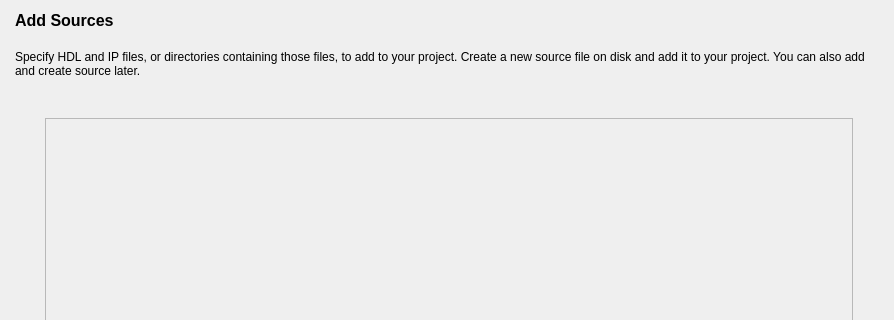
This is src/NewProject/add_source_form.ui in os-fpga/FOEDAG as Qt 5 draws it before an edit; both pictures show x 0 to 894 and y 0 to 320 of the 894 by 463 pixel window. The edited form follows.
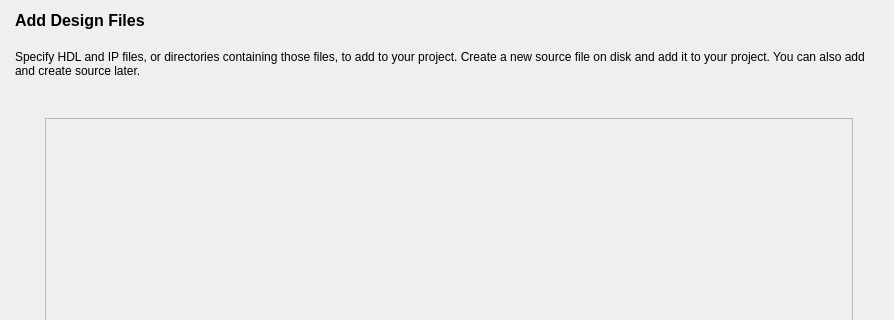
This is the edited form.

```diff
--- a/src/NewProject/add_source_form.ui
+++ b/src/NewProject/add_source_form.ui
@@ -33,7 +33,7 @@
       </font>
      </property>
      <property name="text">
-      <string>Add Sources</string>
+      <string>Add Design Files</string>
      </property>
      <property name="wordWrap">
       <bool>true</bool>
```
